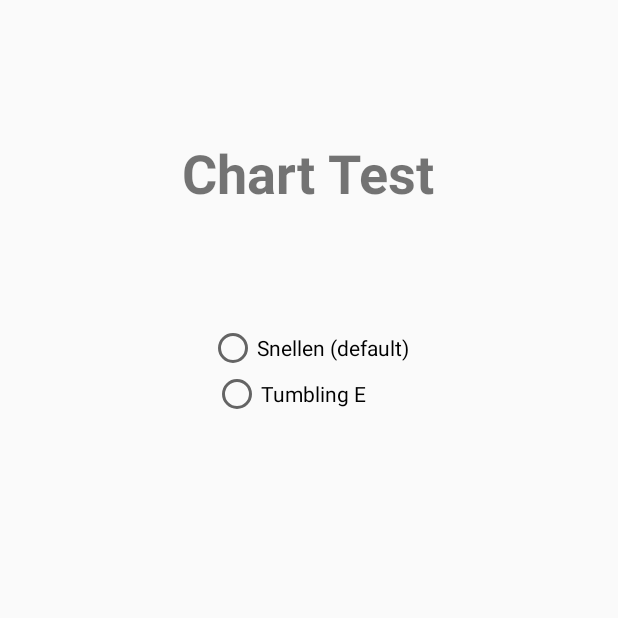
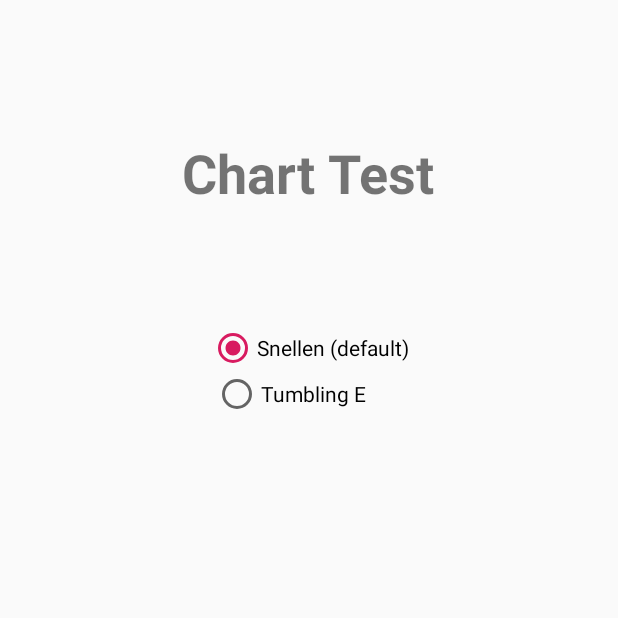
Before and after one commit to kylegreenf/4SightMyopiaExamination, an Android app: the Settings screen opened directly, with no data from a screen before it, on a phone screen of 412 x 824 dp, the top half of it. Run offline under Robolectric (Android 15) with nearby library versions, the phone set to English and light mode, and no system bars; Roboto replaces fonts that are not available here.

```diff
--- a/app/src/main/res/layout/activity_settings.xml
+++ b/app/src/main/res/layout/activity_settings.xml
@@ -6,24 +6,12 @@
     android:layout_height="match_parent"
     tools:context=".Settings">
 
-    <RadioGroup
-        android:layout_width="wrap_content"
-        android:layout_height="wrap_content"
-        android:layout_marginEnd="411dp"
-        android:layout_marginBottom="731dp"
-        android:background="#000000"
-        app:layout_constraintBottom_toBottomOf="parent"
-        app:layout_constraintEnd_toEndOf="parent"
-        app:layout_constraintStart_toStartOf="parent"
-        app:layout_constraintTop_toTopOf="parent">
-
-    </RadioGroup>
-
     <RadioButton
         android:id="@+id/snellenButton"
         android:layout_width="wrap_content"
         android:layout_height="wrap_content"
         android:layout_marginTop="216dp"
+        android:checked="true"
         android:text="Snellen (default)"
         app:layout_constraintEnd_toEndOf="parent"
         app:layout_constraintStart_toStartOf="parent"
```
Also changed, not shown: app/src/main/java/com/example/a4sightmyopiaexamination/MainActivity.java (+64 -1 lines).
